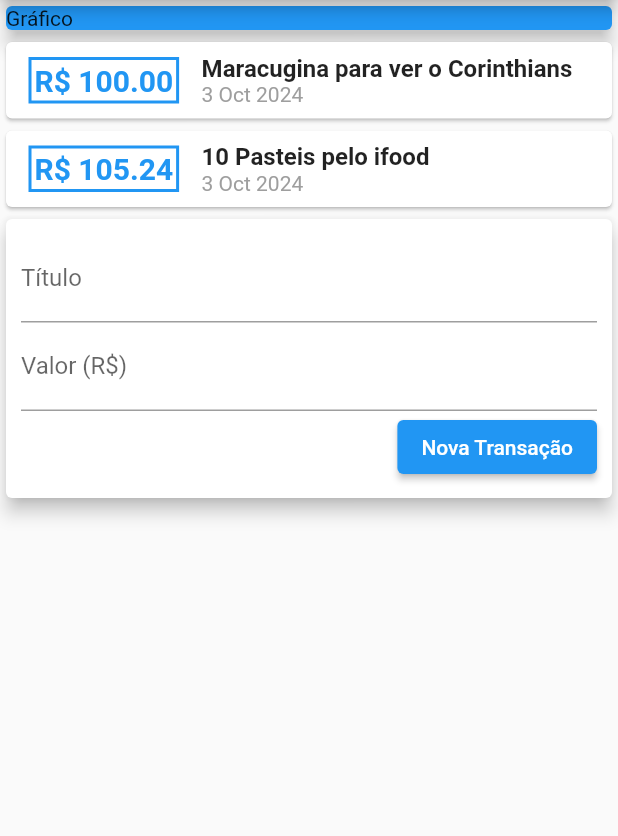
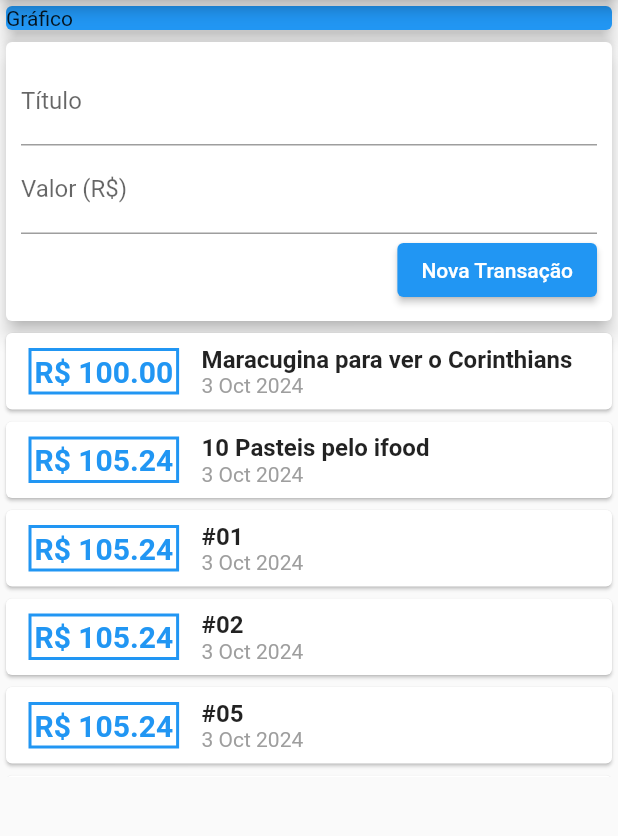
Before and after one commit to GilRossi/DespesasPessoais, a Flutter app: the screen it shows after launch, on a phone screen of 412 x 824 dp, the part 84-920 px from its top. Run offline on Flutter 3.47's test engine with Material 2 defaults, Android fonts, the phone set to English and light mode, and no system bars.

```diff
--- a/lib/components/transaction_user.dart
+++ b/lib/components/transaction_user.dart
@@ -1,3 +1,5 @@
+import 'dart:math';
+
 import 'package:flutter/src/widgets/container.dart';
 import 'package:flutter/src/widgets/framework.dart';
 import 'package:flutter/material.dart';
@@ -26,14 +28,56 @@ class _TransactionUserState extends State<TransactionUser> {
       value: 105.24,
       date: DateTime.now(),
     ),
+    Transaction(
+      id: 't3',
+      title: '#01',
+      value: 105.24,
+      date: DateTime.now(),
+    ),
+    Transaction(
+      id: 't3',
+      title: '#02',
+      value: 105.24,
+      date: DateTime.now(),
+    ),
+    Transaction(
+      id: 't4',
+      title: '#05',
+      value: 105.24,
+      date: DateTime.now(),
+    ),
+    Transaction(
+      id: 't5',
+      title: '#06',
+      value: 105.24,
+      date: DateTime.now(),
+    ),
+    Transaction(
+      id: 't6',
+      title: '#07',
+      value: 105.24,
+      date: DateTime.now(),
+    ),
   ];
+
+  _addTransaction(String title, double value) {
+    final newTransaction = Transaction(
+      id: Random().nextDouble().toString(),
+      title: title,
+      value: value,
+      date: DateTime.now(),
+    );
+    setState(() {
+      _transactions.add(newTransaction);
+    });
+  }
 
   @override
   Widget build(BuildContext context) {
     return Column(
       children: <Widget>[
+        TransactionForm(_addTransaction),
         TransactionList(_transactions),
-        TransactionForm(),
       ],
     );
   }
--- a/lib/components/transactions_form.dart
+++ b/lib/components/transactions_form.dart
@@ -1,9 +1,13 @@
-// ignore_for_file: use_key_in_widget_constructors
+// ignore_for_file: use_key_in_widget_constructors, prefer_const_constructors
 import 'package:flutter/material.dart';
 
 class TransactionForm extends StatelessWidget {
   final tittleController = TextEditingController();
   final valueController = TextEditingController();
+
+  final void Function(String, double) onSubmit;
+
+  TransactionForm(this.onSubmit);
 
   @override
   Widget build(BuildContext context) {
@@ -33,8 +37,9 @@ class TransactionForm extends StatelessWidget {
                     'Nova Transação',
                   ),
                   onPressed: () {
-                    print(tittleController.text);
-                    print(valueController.text);
+                    final title = tittleController.text;
+                    final value = double.tryParse(valueController.text) ?? 0.0;
+                    onSubmit(title, value);
                   },
                 ),
               ],
--- a/lib/components/transactions_list.dart
+++ b/lib/components/transactions_list.dart
@@ -10,7 +10,10 @@ class TransactionList extends StatelessWidget {
 
   @override
   Widget build(BuildContext context) {
-    return Column(
+    return Container(
+      height: 300,
+      child: SingleChildScrollView(
+        child: Column(
           children: transactions.map((tr) {
             return Card(
               child: Row(
@@ -58,6 +61,8 @@ class TransactionList extends StatelessWidget {
               ),
             );
           }).toList(),
+        ),
+      ),
     );
   }
 }
--- a/lib/main.dart
+++ b/lib/main.dart
@@ -21,7 +21,8 @@ class MyHomePage extends StatelessWidget {
       appBar: AppBar(
         title: Text('Despesas Pessoais'),
       ),
-      body: Column(
+      body: SingleChildScrollView(
+        child: Column(
           crossAxisAlignment: CrossAxisAlignment.stretch,
           children: <Widget>[
             // ignore: sized_box_for_whitespace
@@ -36,6 +37,7 @@ class MyHomePage extends StatelessWidget {
             TransactionUser(),
           ],
         ),
+      ),
     );
   }
 }
```
Lines whose indentation alone changed are shown as unchanged.
